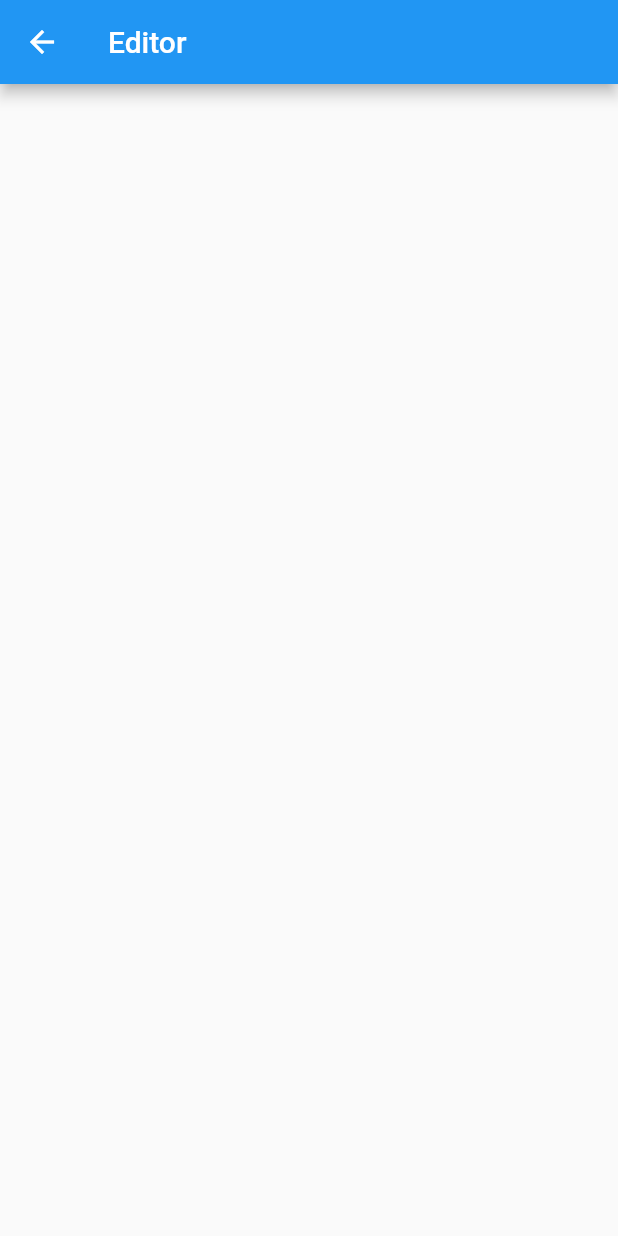
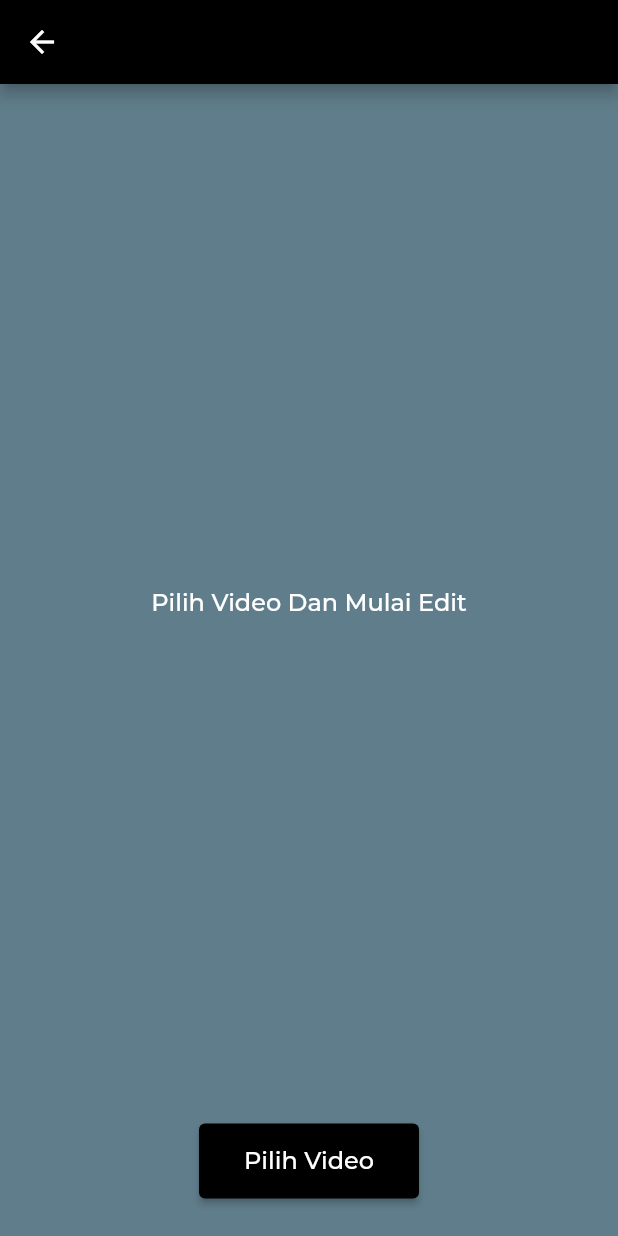
Before and after one commit to Zammil00/flutter_video_editing, a Flutter app: the VideoEditorScreen screen opened directly, on a phone screen of 412 x 824 dp. Run offline on Flutter 3.47's test engine with Material 3 defaults, Android fonts, the phone set to English and light mode, and no system bars; our stand-ins replace google_fonts, image_picker, video_player; missing offline and left inert: video_editor.

Commit message:
Update UI Video Editor

```diff
--- a/lib/features/editor/presentation/video_editor_screen.dart
+++ b/lib/features/editor/presentation/video_editor_screen.dart
@@ -1,16 +1,123 @@
+import 'dart:io';
+
 import 'package:flutter/material.dart';
+import 'package:google_fonts/google_fonts.dart';
+import 'package:image_picker/image_picker.dart';
+import 'package:video_editor/video_editor.dart';
+import 'package:video_player/video_player.dart';
 
-class VideoEditorScreen extends StatelessWidget {
+class VideoEditorScreen extends StatefulWidget {
   const VideoEditorScreen({super.key});
 
+  @override
+  State<VideoEditorScreen> createState() => _VideoEditorScreenState();
+}
+
+class _VideoEditorScreenState extends State<VideoEditorScreen> {
+  final ImagePicker _picker = ImagePicker();
+  VideoEditorController? _videoEditorController;
+  VideoPlayerController? _videoPlayerController;
+
+  bool canShowEditor = false;
+  List<String> trimmedVideos = [];
+  bool isSeeking = false;
+
+  Future<void> _pickVideo() async {
+    final XFile ? file = await _picker.pickVideo(source: ImageSource.gallery);
+    if (file != null) {
+      _videoEditorController = VideoEditorController.file(
+        File(file.path),
+        minDuration: const Duration(seconds: 1),
+        maxDuration: const Duration(seconds: 50),
+      );
+      _videoPlayerController = VideoPlayerController.file(File(file.path));
+      try{
+        await Future.wait([
+          _videoEditorController!.initialize(),
+          _videoPlayerController!.initialize(),
+        ]);
+
+        _videoPlayerController!.addListener(() {
+          if(_videoPlayerController!.value.position >= _videoEditorController!.endTrim){
+            _videoPlayerController!.pause();
+          }
+        });
+
+        setState(() {
+          canShowEditor = true;
+        });
+      }catch(e){
+        print(e);
+      }
+
+    }
+
+  }
   @override
   Widget build(BuildContext context) {
     return Scaffold(
       appBar: AppBar(
-        title: Text('Editor'),
+        backgroundColor: Colors.black,
       ),
-      body: Center(
+      body: Container(
+        width: double.infinity,
+        height: double.infinity,
+        color: Colors.blueGrey,
+        child: Column(
+          children: [
+            if(canShowEditor && _videoPlayerController!.value.isInitialized && _videoEditorController!.initialized)...[
+              //AREA PREVIEW VIDEO
+              Expanded(
+                child: Stack(
+                  alignment: Alignment.center,
+                  children: [
+                    AspectRatio(aspectRatio: _videoPlayerController!.value.aspectRatio,
+                      child: VideoPlayer(_videoPlayerController!),
+                    ),
+                    IconButton(
+                        onPressed: (){},
+                        icon: Icon(
+                          _videoPlayerController!.value.isPlaying ? Icons.pause : Icons.play_arrow,
+                          color: Colors.white,
+                          size: 48,
+                        )
+                    )
 
+                  ],
+                ),
+              )
+            ]
+            else...[
+            Expanded(
+                child: Center(
+                  child: Text("Pilih Video Dan Mulai Edit",
+                  style : GoogleFonts.montserrat(
+                    fontSize: 16,
+                    fontWeight: FontWeight.w500,
+                    color: Colors.white)
+                  ),
+                ),
+            ),
+            Padding(
+              padding: EdgeInsets.only(bottom: 25),
+              child: ElevatedButton(onPressed: (){
+                _pickVideo();
+              },
+                  style: ElevatedButton.styleFrom(
+                    backgroundColor: Colors.black,
+                    padding: EdgeInsets.symmetric(horizontal: 30, vertical: 15)
+                  ),
+                  child: Text("Pilih Video",
+                      style : GoogleFonts.montserrat(
+                          fontSize: 16,
+                          fontWeight: FontWeight.w500,
+                          color: Colors.white)
+                  ),
+              ),
+            ),
+            ]
+          ],
+        ),
       ),
     );
   }
```
